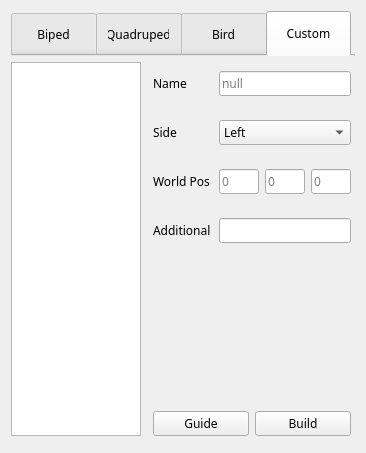
Old version of the form ui/autoRigger.ui in the repository leixingyu/autoRigger.
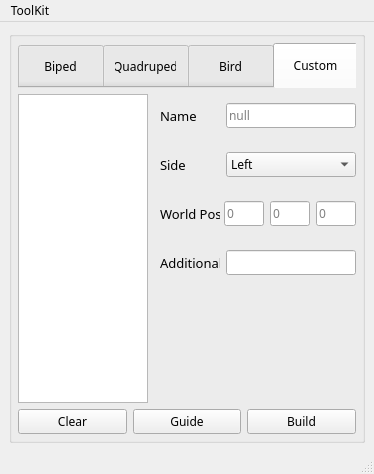
New version of the form. The open tabs and pages were chosen to show the change.

Commit message: updated icon; added ik/fk snap tool; other convention fixes

Patch:
```diff
--- a/ui/autoRigger.ui
+++ b/ui/autoRigger.ui
@@ -1,31 +1,59 @@
 <?xml version="1.0" encoding="UTF-8"?>
 <ui version="4.0">
- <class>Form</class>
- <widget class="QWidget" name="Form">
+ <class>MainWindow</class>
+ <widget class="QMainWindow" name="MainWindow">
   <property name="geometry">
    <rect>
     <x>0</x>
     <y>0</y>
-    <width>364</width>
-    <height>453</height>
+    <width>374</width>
+    <height>474</height>
    </rect>
   </property>
-  <property name="sizePolicy">
-   <sizepolicy hsizetype="Fixed" vsizetype="Fixed">
-    <horstretch>0</horstretch>
-    <verstretch>0</verstretch>
-   </sizepolicy>
+  <property name="minimumSize">
+   <size>
+    <width>374</width>
+    <height>400</height>
+   </size>
+  </property>
+  <property name="maximumSize">
+   <size>
+    <width>378</width>
+    <height>600</height>
+   </size>
   </property>
   <property name="font">
    <font>
-    <family>Bahnschrift Light</family>
+    <family>Bahnschrift</family>
    </font>
   </property>
   <property name="windowTitle">
    <string>AutoRigger v1.1.2</string>
   </property>
+  <widget class="QWidget" name="centralwidget">
   <layout class="QVBoxLayout" name="verticalLayout">
    <item>
+     <widget class="QGroupBox" name="groupBox">
+      <property name="title">
+       <string/>
+      </property>
+      <layout class="QVBoxLayout" name="verticalLayout_3">
+       <property name="spacing">
+        <number>6</number>
+       </property>
+       <property name="leftMargin">
+        <number>6</number>
+       </property>
+       <property name="topMargin">
+        <number>6</number>
+       </property>
+       <property name="rightMargin">
+        <number>6</number>
+       </property>
+       <property name="bottomMargin">
+        <number>6</number>
+       </property>
+       <item>
     <widget class="QTabWidget" name="ui_tabWidget">
      <property name="minimumSize">
       <size>
@@ -192,6 +220,12 @@
                 <height>16777215</height>
                </size>
               </property>
+                  <property name="font">
+                   <font>
+                    <family>Bahnschrift</family>
+                    <pointsize>10</pointsize>
+                   </font>
+                  </property>
               <property name="text">
                <string>Name</string>
               </property>
@@ -230,6 +264,12 @@
                 <height>16777215</height>
                </size>
               </property>
+                  <property name="font">
+                   <font>
+                    <family>Bahnschrift</family>
+                    <pointsize>10</pointsize>
+                   </font>
+                  </property>
               <property name="text">
                <string>Side</string>
               </property>
@@ -237,6 +277,11 @@
             </item>
             <item>
              <widget class="QComboBox" name="ui_sideCBox">
+                  <property name="font">
+                   <font>
+                    <family>Bahnschrift</family>
+                   </font>
+                  </property>
               <item>
                <property name="text">
                 <string>Left</string>
@@ -283,6 +328,12 @@
                 <height>16777215</height>
                </size>
               </property>
+                  <property name="font">
+                   <font>
+                    <family>Bahnschrift</family>
+                    <pointsize>10</pointsize>
+                   </font>
+                  </property>
               <property name="text">
                <string>World Pos</string>
               </property>
@@ -353,6 +404,12 @@
                 <height>16777215</height>
                </size>
               </property>
+                  <property name="font">
+                   <font>
+                    <family>Bahnschrift</family>
+                    <pointsize>10</pointsize>
+                   </font>
+                  </property>
               <property name="text">
                <string>Additional</string>
               </property>
@@ -377,18 +434,21 @@
            </property>
           </spacer>
          </item>
+            </layout>
+           </widget>
+          </item>
+         </layout>
+        </widget>
+       </item>
          <item>
-          <widget class="QWidget" name="widget_7" native="true">
            <layout class="QHBoxLayout" name="horizontalLayout_6">
-            <property name="leftMargin">
-             <number>0</number>
-            </property>
-            <property name="rightMargin">
-             <number>0</number>
-            </property>
-            <property name="bottomMargin">
-             <number>0</number>
-            </property>
+         <item>
+          <widget class="QPushButton" name="ui_clearBtn">
+           <property name="text">
+            <string>Clear</string>
+           </property>
+          </widget>
+         </item>
             <item>
              <widget class="QPushButton" name="ui_guideBtn">
               <property name="text">
@@ -404,18 +464,57 @@
              </widget>
             </item>
            </layout>
-          </widget>
          </item>
         </layout>
        </widget>
       </item>
      </layout>
     </widget>
-   </item>
-   <item>
-    <widget class="QWidget" name="widget_6" native="true"/>
-   </item>
-  </layout>
+  <widget class="QMenuBar" name="menubar">
+   <property name="geometry">
+    <rect>
+     <x>0</x>
+     <y>0</y>
+     <width>374</width>
+     <height>21</height>
+    </rect>
+   </property>
+   <widget class="QMenu" name="menuToolKit">
+    <property name="font">
+     <font>
+      <family>Bahnschrift</family>
+     </font>
+    </property>
+    <property name="title">
+     <string>ToolKit</string>
+    </property>
+    <addaction name="ui_snapAction"/>
+    <addaction name="ui_traceAction"/>
+   </widget>
+   <addaction name="menuToolKit"/>
+  </widget>
+  <widget class="QStatusBar" name="statusbar"/>
+  <action name="ui_snapAction">
+   <property name="text">
+    <string>IK/FK Snap</string>
+   </property>
+   <property name="font">
+    <font>
+     <family>Bahnschrift</family>
+     <pointsize>10</pointsize>
+    </font>
+   </property>
+  </action>
+  <action name="ui_traceAction">
+   <property name="text">
+    <string>Mocap Tracer</string>
+   </property>
+   <property name="font">
+    <font>
+     <family>Bahnschrift</family>
+    </font>
+   </property>
+  </action>
  </widget>
  <resources/>
  <connections/>
```
Left out of the diff: 2 changed lines with no effect on the pictures. Lines whose indentation alone changed are shown as unchanged. The commit also changes 31 other files.
